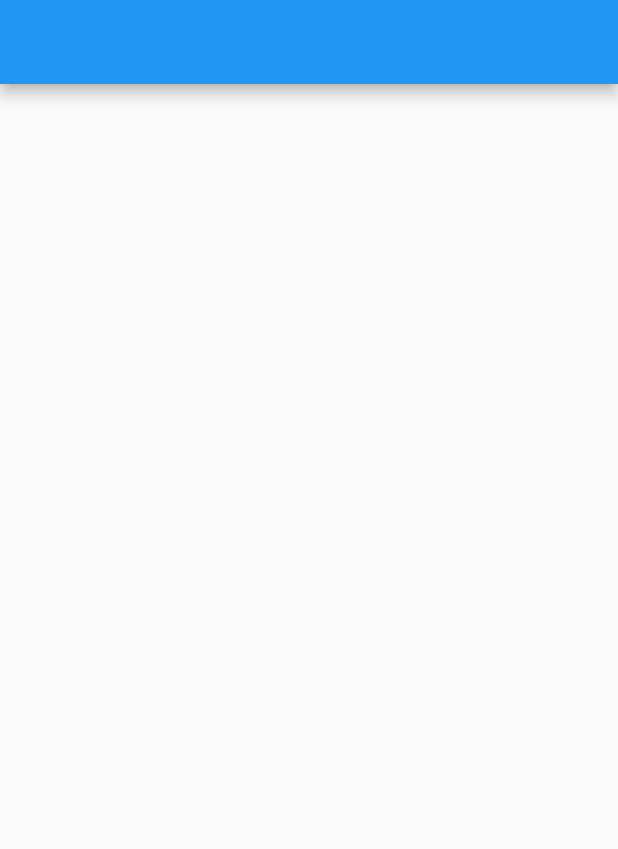
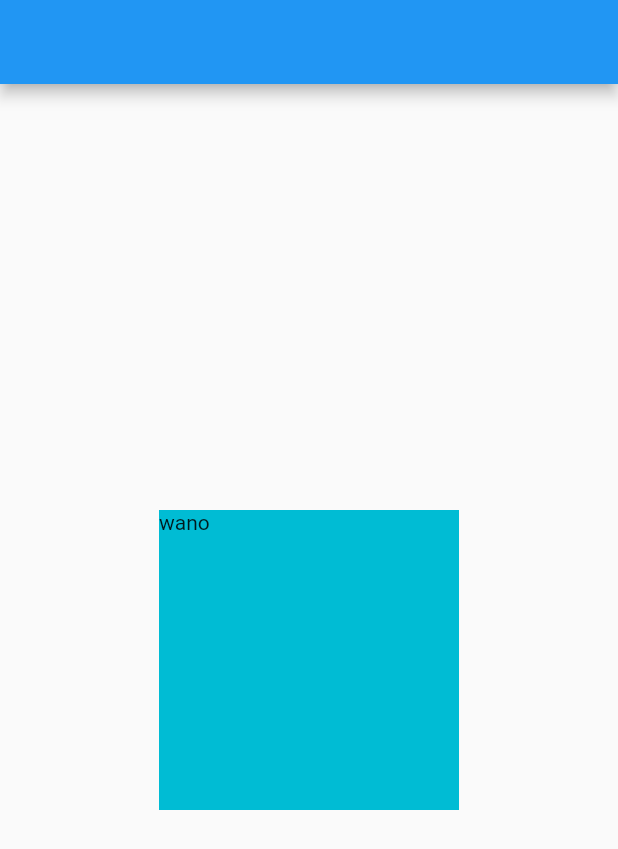
Before and after one commit to wano-77/tripadvisorr, a Flutter app: the screen it shows after launch, on a phone screen of 412 x 824 dp. Shown: the top 849 px of the screen. Run offline on Flutter 3.47's test engine with Material 2 defaults, Android fonts, the light colour scheme and no system bars.

Commit message:
adding name on container

```diff
--- a/lib/ola.dart
+++ b/lib/ola.dart
@@ -9,8 +9,14 @@ class ola extends StatelessWidget {
   Widget build(BuildContext context) {
     return Scaffold(
 appBar: AppBar(),
+body:Center( child:Container(
+color: Colors.cyan,
+width: 200,
+height: 200,
+child: Text("wano"),
 
+),
 
-    );
+    ));
   }
 }
```
